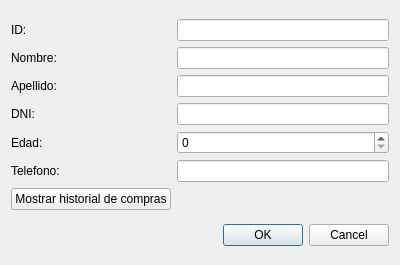
Before: the Qt Designer form Proyecto_Cine/clientes.ui in moyeta-tech/Cine, drawn with Qt 5.
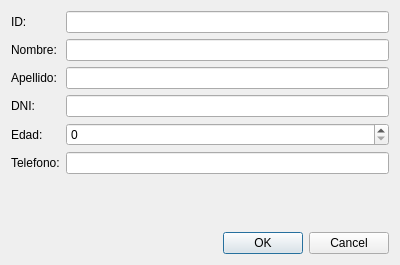
After: the same form once the commit is applied.

Commit message: historial de ventas todavia no funcionando pero compila programa

Patch:
```diff
--- a/Proyecto_Cine/clientes.ui
+++ b/Proyecto_Cine/clientes.ui
@@ -76,13 +76,6 @@
        </property>
       </widget>
      </item>
-     <item row="6" column="0">
-      <widget class="QPushButton" name="Boton_historial">
-       <property name="text">
-        <string>Mostrar historial de compras</string>
-       </property>
-      </widget>
-     </item>
      <item row="6" column="1">
       <widget class="QLabel" name="label_historial">
        <property name="text">
```
The commit also changes 12 other files.
